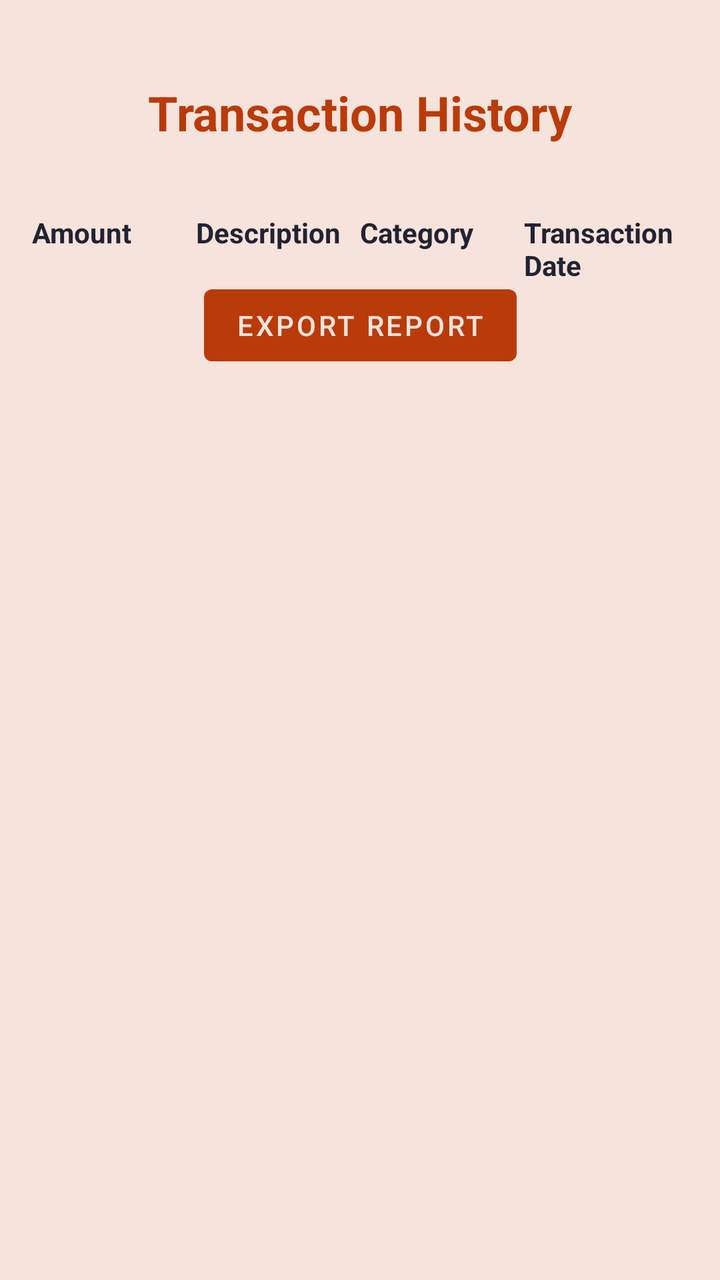
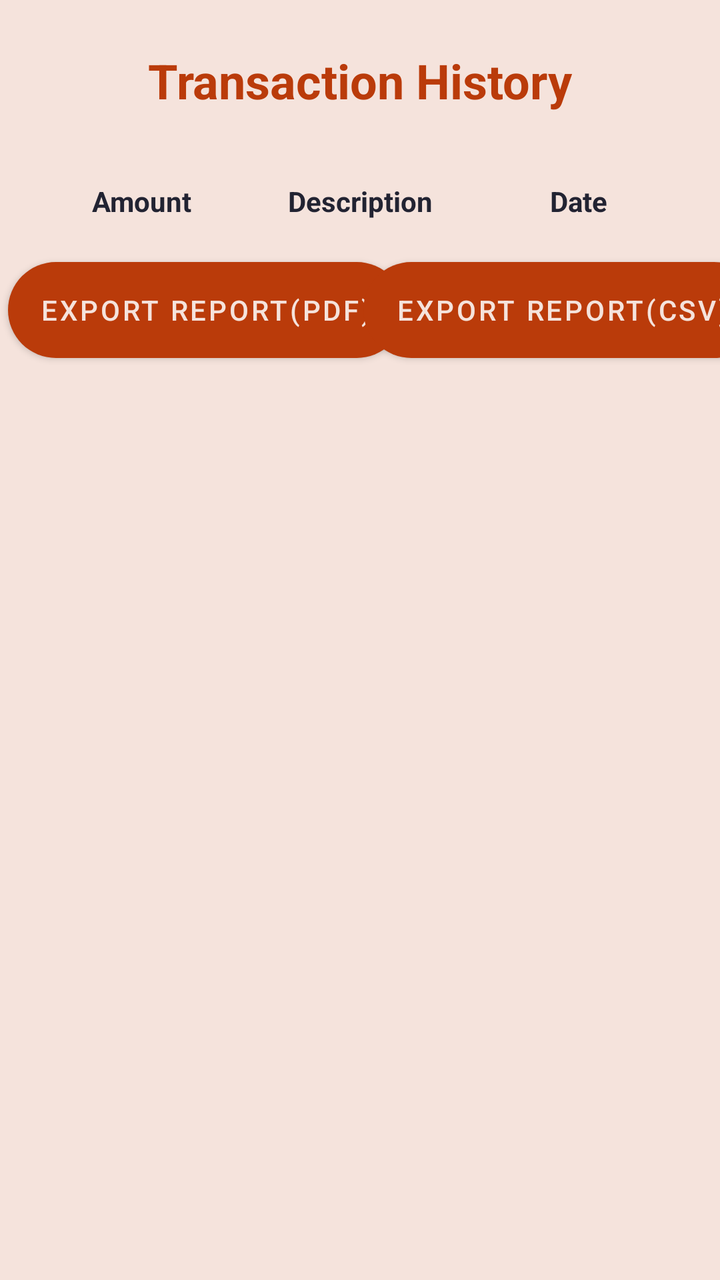

An Android layout rendered at two revisions. The XML below is the earlier revision; the diff shows what the commit changed to produce the second picture.
<!-- AndroidManifest.xml: application theme Theme.BudgetBuddy -->
<!-- res/layout/fragment_spending_history.xml -->
<?xml version="1.0" encoding="utf-8"?>
<androidx.constraintlayout.widget.ConstraintLayout xmlns:android="http://schemas.android.com/apk/res/android"
    xmlns:app="http://schemas.android.com/apk/res-auto"
    xmlns:tools="http://schemas.android.com/tools"
    android:layout_width="match_parent"
    android:layout_height="match_parent"
    android:background="@color/brown_100"
    tools:context=".ui.allocation.AllocationFragment">

    <TextView
        android:id="@+id/txtHomeTitle"
        android:layout_width="wrap_content"
        android:layout_height="wrap_content"
        android:layout_marginTop="40dp"
        android:text="@string/menu_history"
        android:textColor="@color/red_200"
        android:textSize="24sp"
        android:textStyle="bold"
        app:layout_constraintEnd_toEndOf="parent"
        app:layout_constraintStart_toStartOf="parent"
        app:layout_constraintTop_toTopOf="parent" />

    <Button
        android:id="@+id/btnExport"
        android:layout_width="wrap_content"
        android:layout_height="wrap_content"
        android:text="@string/txtbtnExport"
        app:layout_constraintEnd_toEndOf="parent"
        app:layout_constraintStart_toStartOf="parent"
        app:layout_constraintTop_toBottomOf="@+id/listViewTransactionHistory" />

    <LinearLayout
        android:id="@+id/budgetReportIncomeHeader"
        android:layout_width="match_parent"
        android:layout_height="40dp"
        android:layout_marginStart="16dp"
        android:layout_marginTop="16dp"
        android:layout_marginEnd="16dp"
        android:orientation="horizontal"
        android:textAlignment="textEnd"
        app:layout_constraintBottom_toBottomOf="parent"
        app:layout_constraintEnd_toEndOf="parent"
        app:layout_constraintHorizontal_bias="0.0"
        app:layout_constraintStart_toStartOf="parent"
        app:layout_constraintTop_toBottomOf="@+id/txtHomeTitle"
        app:layout_constraintVertical_bias="0.01999998">

        <TextView
            android:id="@+id/textViewIncomeHeader"
            android:layout_width="0dp"
            android:layout_height="wrap_content"
            android:layout_marginTop="8dp"
            android:layout_weight="1"
            android:text="@string/Amount"
            android:textAlignment="textStart"
            android:textColor="#222332"
            android:textStyle="bold"
            app:layout_constraintBottom_toBottomOf="parent"
            app:layout_constraintStart_toStartOf="parent"
            app:layout_constraintTop_toBottomOf="@+id/textView"
            app:layout_constraintVertical_bias="0.0" />

        <TextView
            android:id="@+id/textViewIncomeDescriptionHeader"
            android:layout_width="0dp"
            android:layout_height="wrap_content"
            android:layout_marginTop="8dp"
            android:layout_weight="1"
            android:text="@string/description"
            android:textAlignment="textStart"
            android:textColor="#222332"
            android:textStyle="bold"
            app:layout_constraintBottom_toBottomOf="parent"
            app:layout_constraintStart_toEndOf="@+id/textViewIncomeHeader"
            app:layout_constraintTop_toBottomOf="@+id/textView"
            app:layout_constraintVertical_bias="0.0" />

        <TextView
            android:id="@+id/textViewCategoryHeader"
            android:layout_width="0dp"
            android:layout_height="wrap_content"
            android:layout_marginTop="8dp"
            android:layout_weight="1"
            android:text="@string/category"
            android:textAlignment="textStart"
            android:textColor="#222332"
            android:textStyle="bold"
            app:layout_constraintBottom_toBottomOf="parent"
            app:layout_constraintStart_toEndOf="@+id/textViewIncomeHeader"
            app:layout_constraintTop_toBottomOf="@+id/textView"
            app:layout_constraintVertical_bias="0.0" />

        <TextView
            android:id="@+id/textViewIncomeDateHeader"
            android:layout_width="0dp"
            android:layout_height="wrap_content"
            android:layout_marginTop="8dp"
            android:layout_weight="1"
            android:text="@string/date"
            android:textAlignment="textStart"
            android:textColor="#222332"
            android:textStyle="bold"
            app:layout_constraintBottom_toBottomOf="@+id/listViewBudgetReport"
            app:layout_constraintStart_toEndOf="@+id/textViewIncomeDescriptionHeader"
            app:layout_constraintTop_toBottomOf="@+id/textView"
            app:layout_constraintVertical_bias="0.0" />
    </LinearLayout>

    <ListView
        android:id="@+id/listViewTransactionHistory"
        android:layout_width="match_parent"
        android:layout_height="wrap_content"
        android:layout_marginStart="16dp"
        android:layout_marginEnd="16dp"
        app:layout_constraintEnd_toEndOf="parent"
        app:layout_constraintHorizontal_bias="0.0"
        app:layout_constraintStart_toStartOf="parent"
        app:layout_constraintTop_toBottomOf="@+id/budgetReportIncomeHeader" />
</androidx.constraintlayout.widget.ConstraintLayout>
<!-- resources referenced by this layout -->
<resources>
  <color name="brown_100">#F5E3DC</color>
  <color name="red_200">#BA3B0A</color>
  <string name="Amount">Amount</string>
  <string name="category">Category</string>
  <string name="date">Transaction Date</string>
  <string name="description">Description</string>
  <string name="menu_history">Transaction History</string>
  <string name="txtbtnExport">Export Report</string>
  <style name="Theme.BudgetBuddy" parent="Theme.MaterialComponents.DayNight.DarkActionBar">
          
          <item name="colorPrimary">@color/red_200</item>
          <item name="colorPrimaryVariant">@color/red_700</item>
          <item name="colorOnPrimary">@color/brown_100</item>
          
          <item name="colorSecondary">@color/brown_500</item>
          <item name="colorSecondaryVariant">@color/brown_700</item>
          <item name="colorOnSecondary">@color/light_brown</item>
          
          <item name="android:statusBarColor">?attr/colorPrimary</item>
          
          <item name="android:windowBackground">@color/red_200</item>
      </style>
  <color name="red_700">#86042F</color>
  <color name="brown_500">#d5896c</color>
  <color name="brown_700">#B88572</color>
  <color name="light_brown">#FFF5ED</color>
</resources>

<!-- the commit's change to res/layout/fragment_spending_history.xml (unified diff, before → after) -->
@@ -5,13 +5,24 @@
     android:layout_width="match_parent"
     android:layout_height="match_parent"
     android:background="@color/brown_100"
-    tools:context=".ui.allocation.AllocationFragment">
+    tools:context=".ui.home.HomeFragment">
+
+    <Button
+        android:id="@+id/btnExport2"
+        android:layout_width="wrap_content"
+        android:layout_height="wrap_content"
+        android:layout_marginStart="4dp"
+        android:background="@drawable/rounded_corner"
+        android:layout_marginTop="8dp"
+        android:text="@string/txtbtnExport"
+        app:layout_constraintStart_toStartOf="parent"
+        app:layout_constraintTop_toBottomOf="@+id/listViewTransactionHistory" />
 
     <TextView
         android:id="@+id/txtHomeTitle"
         android:layout_width="wrap_content"
         android:layout_height="wrap_content"
-        android:layout_marginTop="40dp"
+        android:layout_marginTop="24dp"
         android:text="@string/menu_history"
         android:textColor="@color/red_200"
         android:textSize="24sp"
@@ -24,9 +35,13 @@
         android:id="@+id/btnExport"
         android:layout_width="wrap_content"
         android:layout_height="wrap_content"
-        android:text="@string/txtbtnExport"
+        android:layout_marginStart="16dp"
+        android:background="@drawable/rounded_corner"
+        android:layout_marginTop="8dp"
+        android:layout_marginEnd="16dp"
+        android:text="@string/txtbtnExport2"
         app:layout_constraintEnd_toEndOf="parent"
-        app:layout_constraintStart_toStartOf="parent"
+        app:layout_constraintStart_toEndOf="@+id/btnExport2"
         app:layout_constraintTop_toBottomOf="@+id/listViewTransactionHistory" />
 
     <LinearLayout
@@ -51,8 +66,8 @@
             android:layout_height="wrap_content"
             android:layout_marginTop="8dp"
             android:layout_weight="1"
-            android:text="@string/Amount"
-            android:textAlignment="textStart"
+            android:text="Amount"
+            android:textAlignment="center"
             android:textColor="#222332"
             android:textStyle="bold"
             app:layout_constraintBottom_toBottomOf="parent"
@@ -66,23 +81,8 @@
             android:layout_height="wrap_content"
             android:layout_marginTop="8dp"
             android:layout_weight="1"
-            android:text="@string/description"
-            android:textAlignment="textStart"
-            android:textColor="#222332"
-            android:textStyle="bold"
-            app:layout_constraintBottom_toBottomOf="parent"
-            app:layout_constraintStart_toEndOf="@+id/textViewIncomeHeader"
-            app:layout_constraintTop_toBottomOf="@+id/textView"
-            app:layout_constraintVertical_bias="0.0" />
-
-        <TextView
-            android:id="@+id/textViewCategoryHeader"
-            android:layout_width="0dp"
-            android:layout_height="wrap_content"
-            android:layout_marginTop="8dp"
-            android:layout_weight="1"
-            android:text="@string/category"
-            android:textAlignment="textStart"
+            android:text="Description"
+            android:textAlignment="center"
             android:textColor="#222332"
             android:textStyle="bold"
             app:layout_constraintBottom_toBottomOf="parent"
@@ -96,8 +96,8 @@
             android:layout_height="wrap_content"
             android:layout_marginTop="8dp"
             android:layout_weight="1"
-            android:text="@string/date"
-            android:textAlignment="textStart"
+            android:text="Date"
+            android:textAlignment="center"
             android:textColor="#222332"
             android:textStyle="bold"
             app:layout_constraintBottom_toBottomOf="@+id/listViewBudgetReport"
<!-- resource entries referenced after the edit -->
@@ -2,12 +2,15 @@
 <resources>
   <color name="brown_100">#F5E3DC</color>
   <color name="red_200">#BA3B0A</color>
-  <string name="Amount">Amount</string>
-  <string name="category">Category</string>
-  <string name="date">Transaction Date</string>
-  <string name="description">Description</string>
+  <!-- drawable rounded_corner (drawable) -->
+  <?xml version="1.0" encoding="utf-8"?>
+  <shape  xmlns:android="http://schemas.android.com/apk/res/android">
+  <corners android:radius="50dp"/>
+      <solid android:color="@color/red_200" />
+  </shape>
   <string name="menu_history">Transaction History</string>
-  <string name="txtbtnExport">Export Report</string>
+  <string name="txtbtnExport">Export Report(PDF)</string>
+  <string name="txtbtnExport2">Export Report(CSV)</string>
   <style name="Theme.BudgetBuddy" parent="Theme.MaterialComponents.DayNight.DarkActionBar">
           
           <item name="colorPrimary">@color/red_200</item>
